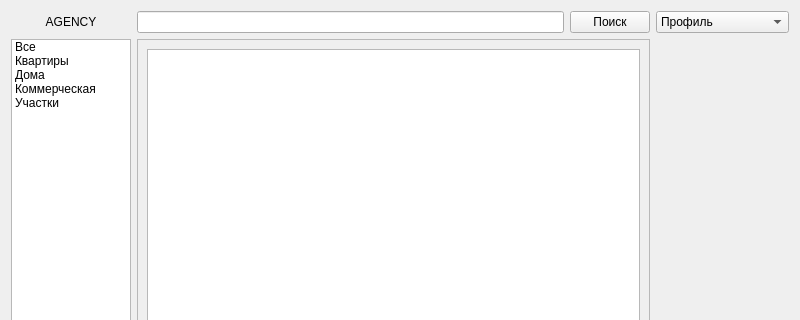
First picture: the form in ui/main.ui, repository lirthu/agency_for_college, before the edit; both pictures show x 0 to 800 and y 0 to 320 of the 800 by 500 pixel window.
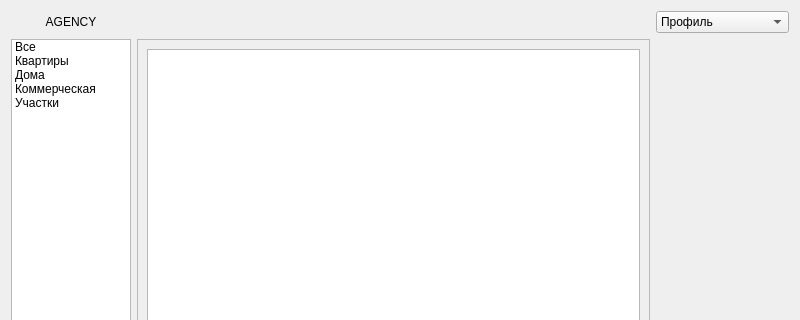
Second picture: the form after the edit.

Patch:
```diff
--- a/ui/main.ui
+++ b/ui/main.ui
@@ -110,18 +110,7 @@
     </widget>
    </item>
    <item row="0" column="1" colspan="2">
-    <layout class="QHBoxLayout" name="horizontalLayout">
-     <item>
-      <widget class="QLineEdit" name="lineEdit"/>
-     </item>
-     <item>
-      <widget class="QPushButton" name="pushButton">
-       <property name="text">
-        <string>Поиск</string>
-       </property>
-      </widget>
-     </item>
-    </layout>
+    <layout class="QHBoxLayout" name="horizontalLayout"/>
    </item>
    <item row="0" column="0">
     <widget class="QLabel" name="label">
```
Left out of the diff: 12 changed lines with no effect on the pictures.
